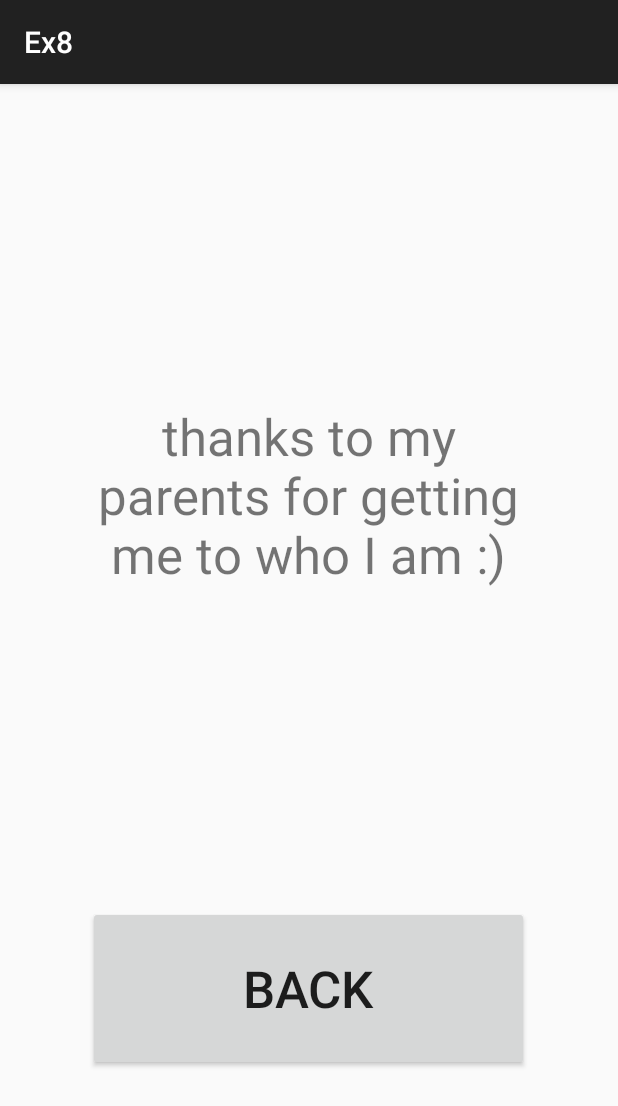
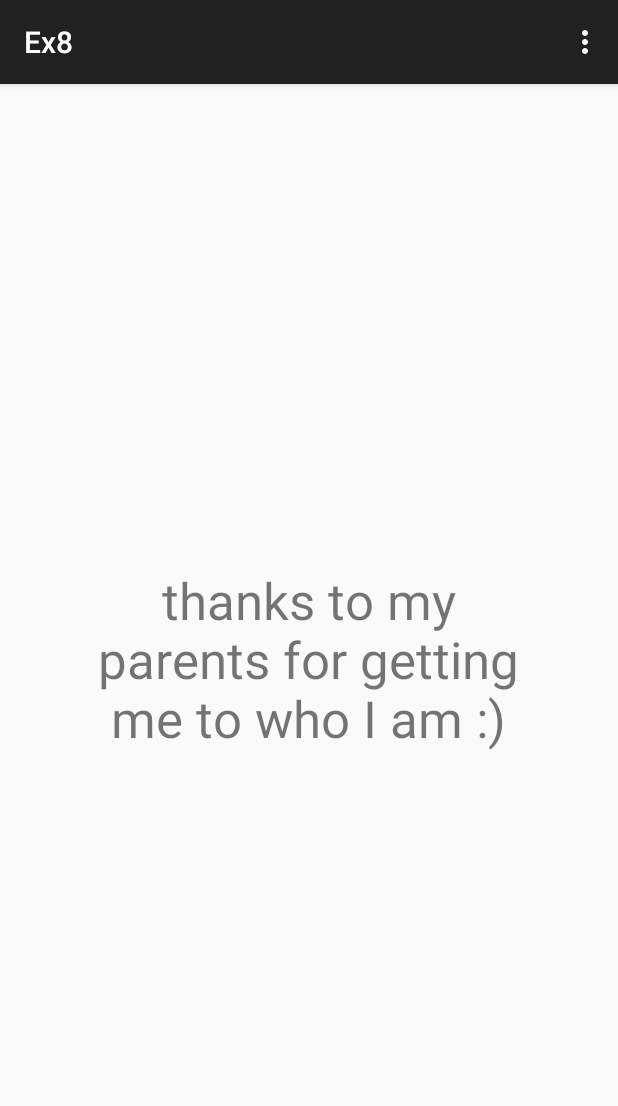
Before and after one commit to za6200/Ex8_year2, an Android app: the credits screen opened directly, with no data from a screen before it, on a phone screen of 412 x 824 dp. Shown: the top 1106 px of the screen. Run offline under Robolectric (Android 15) with nearby library versions, the phone set to English and light mode, and no system bars.

Commit message:
added mainActivity option in manu option

```diff
--- a/app/src/main/java/com/example/ex8/credits.java
+++ b/app/src/main/java/com/example/ex8/credits.java
@@ -1,9 +1,12 @@
 package com.example.ex8;
 
+import androidx.annotation.NonNull;
 import androidx.appcompat.app.AppCompatActivity;
 
 import android.content.Intent;
 import android.os.Bundle;
+import android.view.Menu;
+import android.view.MenuItem;
 import android.view.View;
 import android.widget.TextView;
 
@@ -25,7 +28,21 @@ public class credits extends AppCompatActivity {
         backActivity = new Intent(this, MainActivity.class);
     }
 
-    public void back(View view) {
-        startActivity(backActivity);
+    @Override
+    public boolean onCreateOptionsMenu(Menu menu) {
+        getMenuInflater().inflate(R.menu.main, menu);
+        return true;
+    }
+    @Override
+    public boolean onOptionsItemSelected(@NonNull MenuItem item) {
+        String st = item.getTitle().toString();
+        if (st.equals("credit")) {
+
+        }
+        else if(st.equals("mainActivity"))
+        {
+            startActivity(backActivity);
+        }
+        return true;
     }
 }
--- a/app/src/main/res/layout/activity_credits.xml
+++ b/app/src/main/res/layout/activity_credits.xml
@@ -36,19 +36,6 @@
             android:layout_height="0dp"
             android:layout_weight="1" />
 
-        <Button
-            android:id="@+id/button3"
-            android:layout_width="match_parent"
-            android:layout_height="0dp"
-            android:layout_weight="1"
-            android:onClick="back"
-            android:text="Back"
-            android:textSize="34sp" />
-
-        <Space
-            android:layout_width="match_parent"
-            android:layout_height="0dp"
-            android:layout_weight="1" />
     </LinearLayout>
 
     <Space
--- a/app/src/main/res/menu/main.xml
+++ b/app/src/main/res/menu/main.xml
@@ -4,7 +4,11 @@
     <item
         android:id="@+id/credits"
         android:title="credit"
-        android:orderInCategory="100" />
+        android:orderInCategory="200" />
+    <item
+        android:id="@+id/mainActivity"
+        android:title="mainActivity"
+        android:orderInCategory="100"/>
 
 
 </menu>
```
